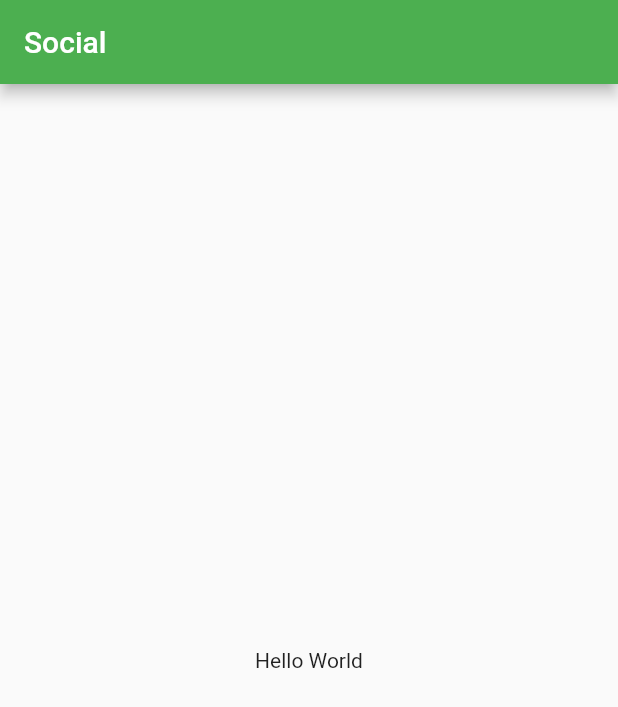
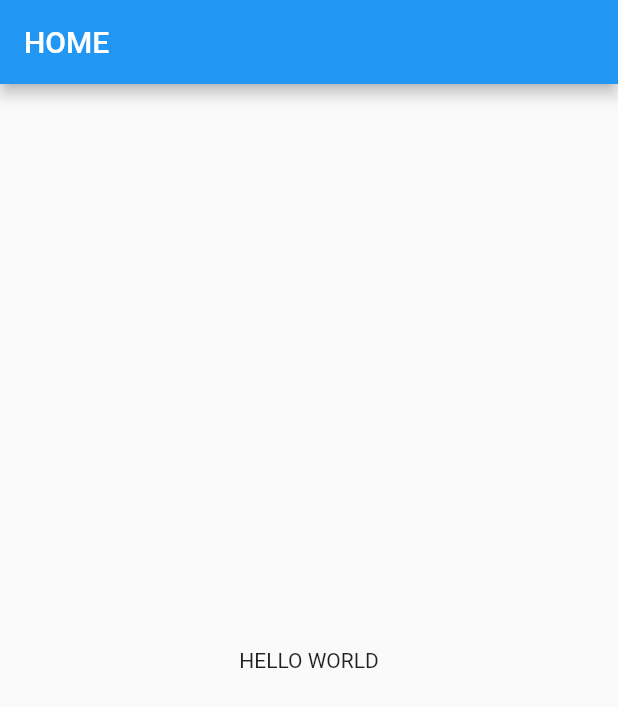
Before and after one commit to SanjaySinghGangwar/social, a Flutter app: the screen it shows after launch, on a phone screen of 412 x 824 dp. Shown: the top 707 px of the screen. Run offline on Flutter 3.47's test engine with Material 2 defaults, Android fonts, the phone set to English and light mode, and no system bars.

Commit message:
minor stop

```diff
--- /dev/null
+++ b/lib/friends.dart
@@ -0,0 +1,26 @@
+import 'package:flutter/material.dart';
+
+
+
+class Friends extends StatefulWidget {
+  const Friends({Key? key}) : super(key: key);
+
+  @override
+  State<Friends> createState() => _ProfileState();
+}
+
+class _ProfileState extends State<Friends> {
+  @override
+  Widget build(BuildContext context) {
+    return MaterialApp(
+      home: Scaffold(
+        appBar: AppBar(
+          title: const Text('FRIENDS'),
+        ),
+        body: const Center(
+          child: Text('Friends'),
+        ),
+      ),
+    );
+  }
+}
--- a/lib/home.dart
+++ b/lib/home.dart
@@ -1,18 +1,24 @@
 import 'package:flutter/material.dart';
 
-class Home extends StatelessWidget {
+
+
+class Home extends StatefulWidget {
   const Home({Key? key}) : super(key: key);
 
+  @override
+  State<Home> createState() => _ProfileState();
+}
+
+class _ProfileState extends State<Home> {
   @override
   Widget build(BuildContext context) {
     return MaterialApp(
       home: Scaffold(
         appBar: AppBar(
-          backgroundColor: Colors.green,
-          title: const Text('Social'),
+          title: const Text('HOME'),
         ),
         body: const Center(
-          child: Text('Hello World'),
+          child: Text('HELLO WORLD'),
         ),
       ),
     );
--- /dev/null
+++ b/lib/profile.dart
@@ -0,0 +1,26 @@
+import 'package:flutter/material.dart';
+
+
+
+class Profile extends StatefulWidget {
+  const Profile({Key? key}) : super(key: key);
+
+  @override
+  State<Profile> createState() => _ProfileState();
+}
+
+class _ProfileState extends State<Profile> {
+  @override
+  Widget build(BuildContext context) {
+    return MaterialApp(
+      home: Scaffold(
+        appBar: AppBar(
+          title: const Text('PROFILE'),
+        ),
+        body: const Center(
+          child: Text('Profile'),
+        ),
+      ),
+    );
+  }
+}
--- a/pubspec.yaml
+++ b/pubspec.yaml
@@ -30,6 +30,7 @@ dependencies:
   flutter:
     sdk: flutter
   flutter_svg: ^0.22.0
+  hidden_drawer_menu: ^3.0.0
 
 
   # The following adds the Cupertino Icons font to your application.
```
Also changed, not shown: pubspec.lock.
